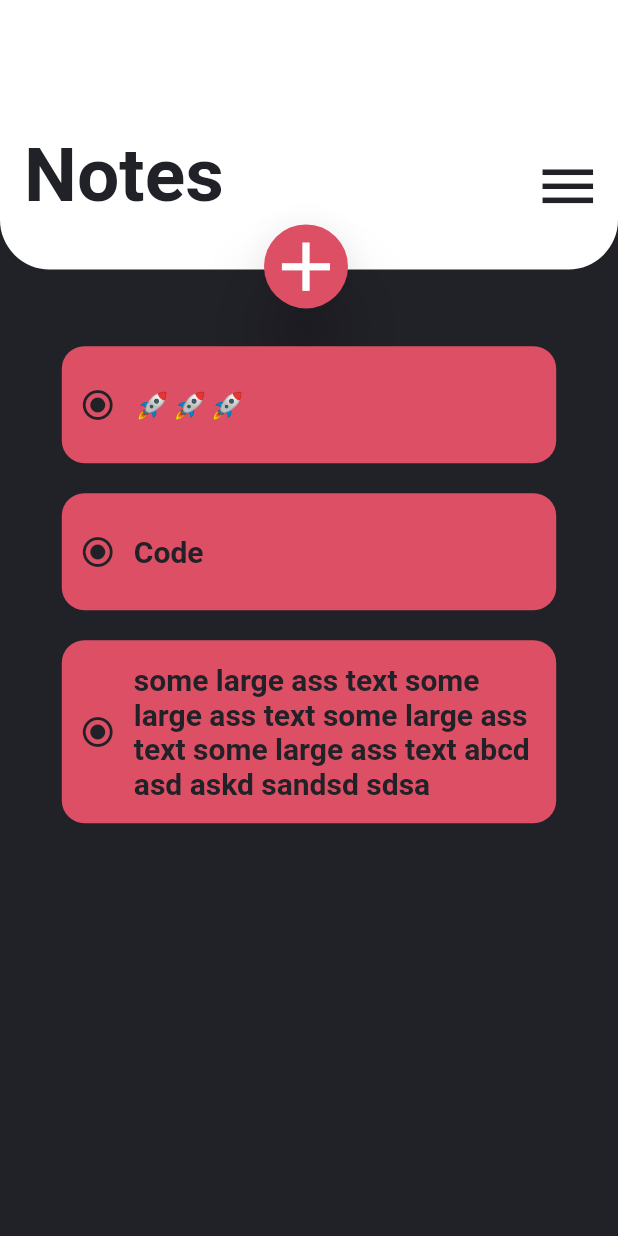
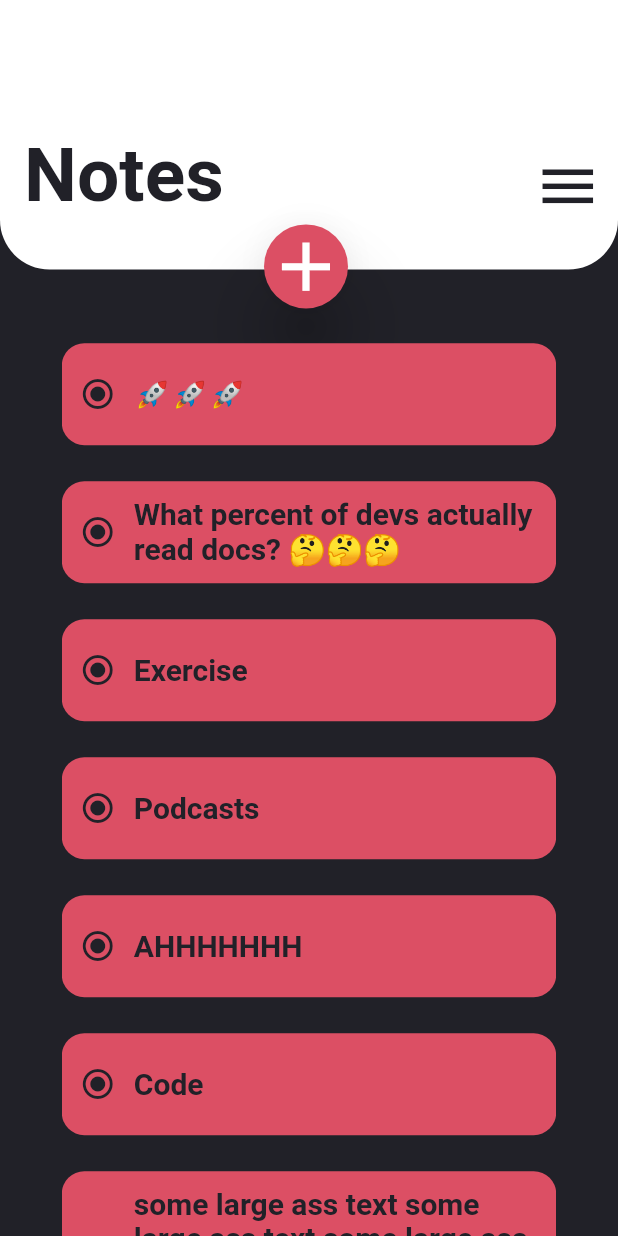
Before and after one commit to bug-author/iproductive-flutter, a Flutter app: the screen it shows after launch, on a phone screen of 412 x 824 dp. Run offline on Flutter 3.47's test engine with Material 2 defaults, Android fonts, the phone set to English and light mode, and no system bars.

Commit message:
listview for notes

```diff
--- a/lib/pages/home/widgets/home_page_body.dart
+++ b/lib/pages/home/widgets/home_page_body.dart
@@ -9,19 +9,35 @@ class HomePageBody extends StatelessWidget {
   Widget build(BuildContext context) {
     // get total height and width of screen
     Size size = MediaQuery.of(context).size;
+    const List<NoteCard> notes = [
+      NoteCard(note: "🚀🚀🚀"),
+      NoteCard(note: "What percent of devs actually read docs? 🤔🤔🤔"),
+      NoteCard(note: "Exercise"),
+      NoteCard(note: "Podcasts"),
+      NoteCard(note: "AHHHHHHH"),
+      NoteCard(note: "Code"),
+      NoteCard(
+          note:
+              "some large ass text some large ass text some large ass text some large ass text abcd asd askd sandsd sdsa"),
+    ];
 
-    return Column(
-      children: [
-        const TopBar(),
-        SizedBox(
-          height: size.height * 0.05,
+    return Column(mainAxisSize: MainAxisSize.max, children: [
+      const TopBar(),
+      SizedBox(
+        height: size.height * 0.05,
+      ),
+      Flexible(
+          child: Container(
+        constraints: BoxConstraints(
+          maxWidth: size.width * 0.8,
         ),
-        const NoteCard(note: "🚀🚀🚀"),
-        const NoteCard(note: "Code"),
-        const NoteCard(
-            note:
-                "some large ass text some large ass text some large ass text some large ass text abcd asd askd sandsd sdsa"),
-      ],
-    );
+        child: ListView.builder(
+          itemBuilder: (ctx, idx) {
+            return notes[idx];
+          },
+          itemCount: notes.length,
+        ),
+      ))
+    ]);
   }
 }
--- a/lib/pages/home/widgets/note_card.dart
+++ b/lib/pages/home/widgets/note_card.dart
@@ -12,8 +12,8 @@ class NoteCard extends StatelessWidget {
   Widget build(BuildContext context) {
     Size size = MediaQuery.of(context).size;
     return Container(
-      margin: const EdgeInsets.symmetric(vertical: 10),
-      padding: const EdgeInsets.only(right: 10, top: 15, bottom: 15),
+      margin: const EdgeInsets.only(top: 8, bottom: 16),
+      padding: const EdgeInsets.only(right: 10, top: 10, bottom: 10),
       width: size.width * .8,
       // ! removing hardcoded height and moving text inside
       // ! expanded adjusts the height as per text length
```
